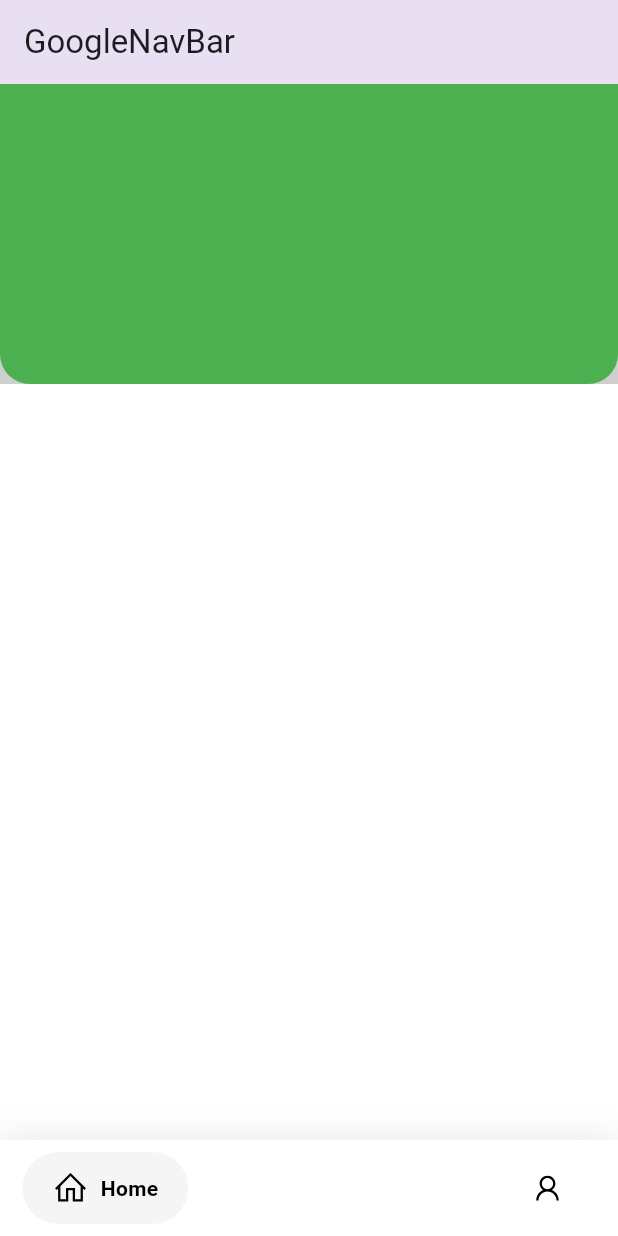
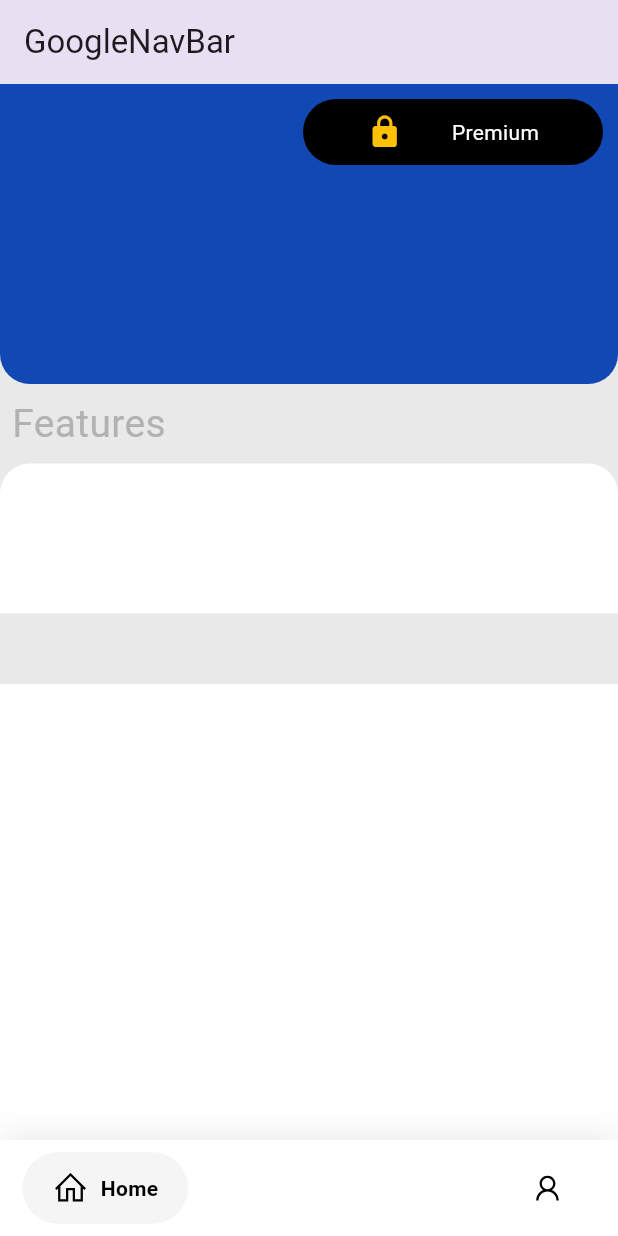
Before and after one commit to NewtonMaluvana/app_blocker, a Flutter app: the screen it shows after launch, on a phone screen of 412 x 824 dp. Run offline on Flutter 3.47's test engine with Material 3 defaults, Android fonts, the phone set to English and light mode, and no system bars; drawn by our look-alikes of google_nav_bar; our stand-ins replace line_icons.

Commit message:
creating premium button

```diff
--- a/lib/constants/colors.dart
+++ b/lib/constants/colors.dart
@@ -1,9 +1,9 @@
 import 'package:flutter/material.dart';
 
 class color {
-  static const Color bgColor = Color.fromARGB(255, 206, 206, 206);
+  static const Color bgColor = Color.fromARGB(255, 233, 233, 233);
   static const Color bgColor2 = Color.fromARGB(255, 255, 255, 255);
   static const Color btnColor = Color.fromARGB(255, 18, 72, 179);
   static const Color colorText = Color.fromARGB(255, 255, 255, 255);
-  static const Color colorText2 = Color.fromARGB(255, 194, 194, 194);
+  static const Color colorText2 = Color.fromARGB(255, 179, 178, 178);
 }
--- a/lib/screens/home_page.dart
+++ b/lib/screens/home_page.dart
@@ -1,5 +1,6 @@
 import 'package:app_blocker/constants/colors.dart';
 import 'package:flutter/material.dart';
+import 'package:line_icons/line_icons.dart';
 
 class HomePage extends StatefulWidget {
   HomePage({super.key});
@@ -11,16 +12,47 @@ class HomePage extends StatefulWidget {
 class _HomePageState extends State<HomePage> {
   @override
   Widget build(BuildContext context) {
-    return Container(
+    return SafeArea(
+      child: Container(
         color: color.bgColor,
         child: SingleChildScrollView(
           child: Column(
             children: [
               Container(
+                padding: EdgeInsets.all(10),
+                child: Column(
+                  children: [
+                    Flex(
+                      direction: Axis.horizontal,
+                      mainAxisAlignment: MainAxisAlignment.end,
+                      children: [
+                        Container(
+                          width: 200,
+                          padding: EdgeInsets.all(10),
+                          decoration: BoxDecoration(
+                            color: Colors.black,
+                            borderRadius: BorderRadius.circular(25),
+                          ),
+                          child: Flex(
+                            mainAxisAlignment: MainAxisAlignment.spaceEvenly,
+                            direction: Axis.horizontal,
+                            children: [
+                              Icon(Icons.lock, color: Colors.amber),
+                              Text(
+                                "Premium",
+                                style: TextStyle(color: color.colorText),
+                              ),
+                            ],
+                          ),
+                        ),
+                      ],
+                    ),
+                  ],
+                ),
                 height: 200,
                 width: double.infinity,
                 decoration: BoxDecoration(
-                color: Colors.green,
+                  color: color.btnColor,
                   borderRadius: BorderRadius.only(
                     bottomLeft: Radius.circular(20),
                     bottomRight: Radius.circular(20),
@@ -29,10 +61,41 @@ class _HomePageState extends State<HomePage> {
               ),
               Container(
                 decoration: BoxDecoration(color: color.bgColor),
-
+                height: 200,
                 width: double.infinity,
+                child: Column(
+                  children: [
+                    Padding(
+                      padding: const EdgeInsets.all(8.0),
+                      child: Flex(
+                        direction: Axis.horizontal,
+                        children: [
+                          Text(
+                            "Features",
+                            style: TextStyle(
+                              color: color.colorText2,
+                              fontSize: 26,
+                            ),
                           ),
                         ],
+                      ),
+                    ),
+                    Container(
+                      height: 100,
+                      width: double.infinity,
+                      decoration: BoxDecoration(
+                        color: Colors.white,
+                        borderRadius: BorderRadius.only(
+                          topLeft: Radius.circular(20),
+                          topRight: Radius.circular(20),
+                        ),
+                      ),
+                    ),
+                  ],
+                ),
+              ),
+            ],
+          ),
         ),
       ),
     );
```
Lines whose indentation alone changed are shown as unchanged.
